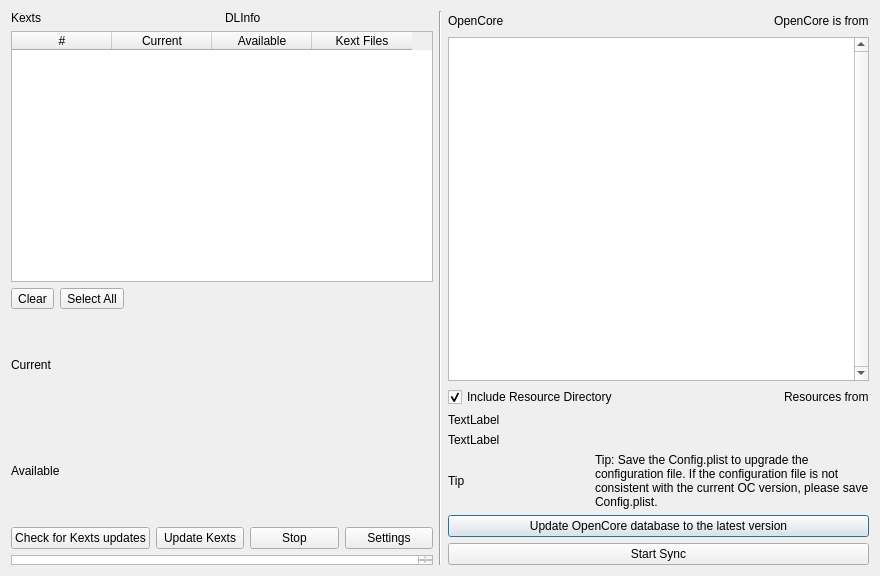
The window that syncocdialog.ui (ic005k/OCAuxiliaryTools) describes before a commit, drawn with Qt 5.
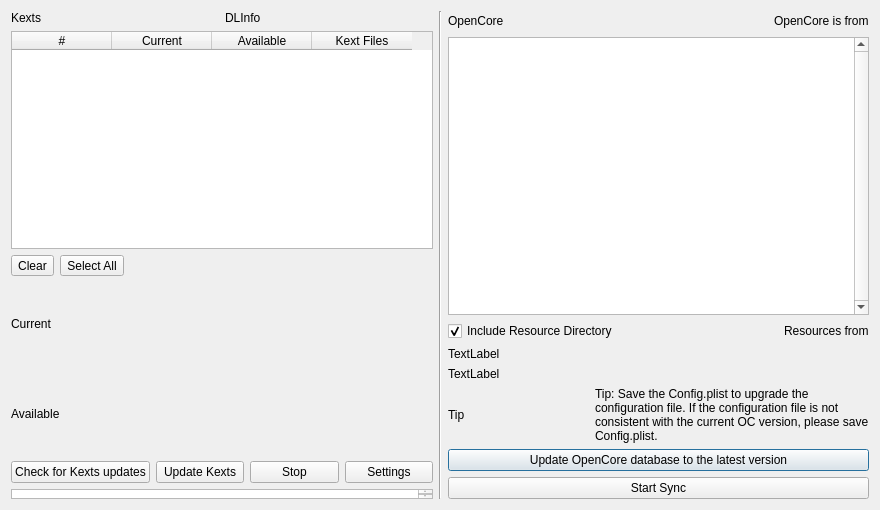
The same window after the commit.

The edit to the form file:
```diff
--- a/syncocdialog.ui
+++ b/syncocdialog.ui
@@ -7,7 +7,7 @@
     <x>0</x>
     <y>0</y>
     <width>880</width>
-    <height>576</height>
+    <height>510</height>
    </rect>
   </property>
   <property name="windowTitle">
```
